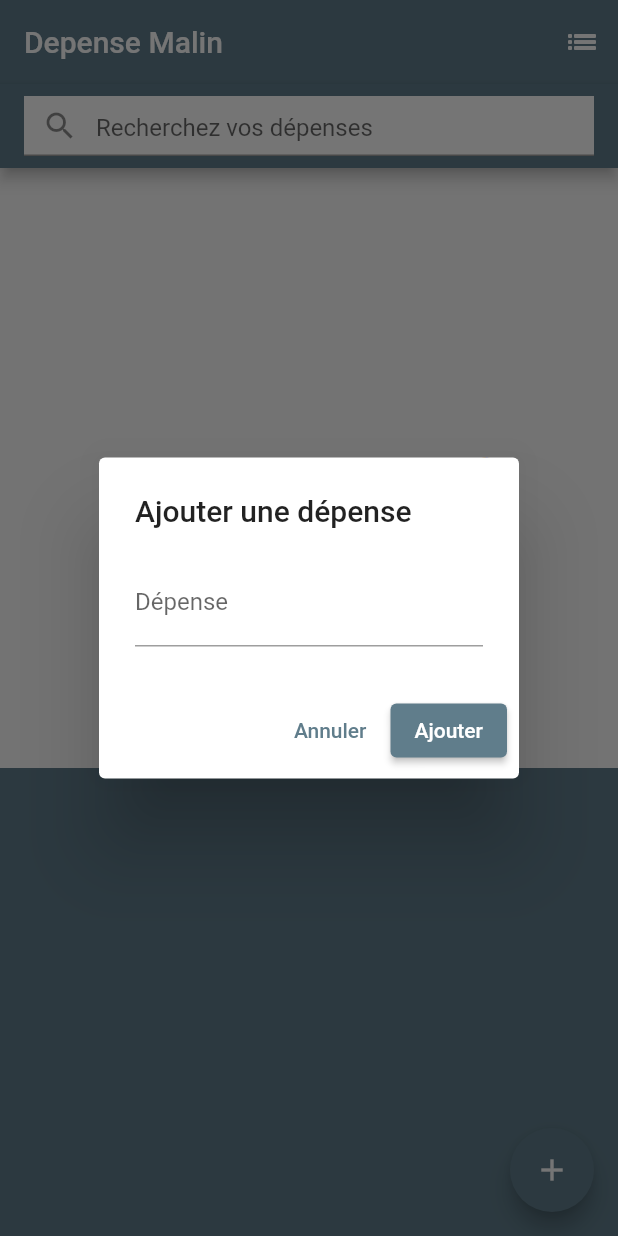
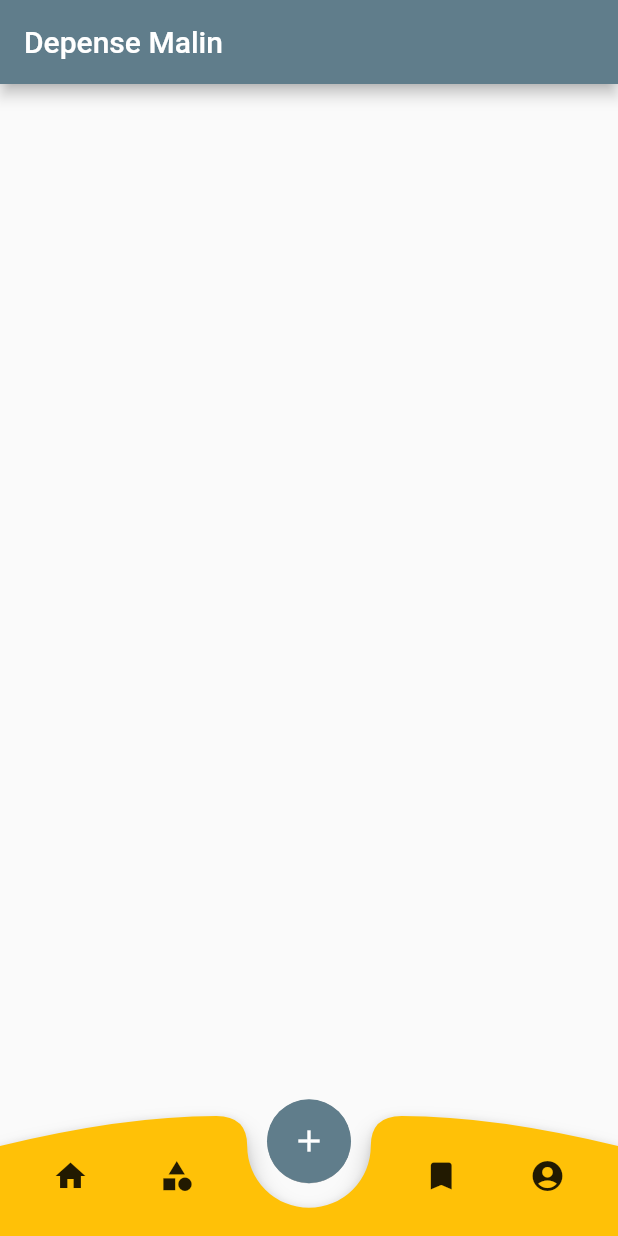
Before and after one commit to Sam-diom/Depense-malin, a Flutter app: the screen it shows after launch, after a tap on the "add" icon, on a phone screen of 412 x 824 dp. Run offline on Flutter 3.47's test engine with Material 2 defaults, Android fonts, the light colour scheme and no system bars.

Commit message:
modif du bottom bar

```diff
--- /dev/null
+++ b/lib/bottomNav_bar.dart
@@ -0,0 +1,100 @@
+import 'package:flutter/material.dart';
+
+class Bottom_Nav_Bar extends StatelessWidget {
+
+
+  const Bottom_Nav_Bar({super.key});
+
+  @override
+  Widget build(BuildContext context) {
+    final Size size = MediaQuery.of(context).size;
+    return
+    // Stack(
+    //        children: [
+    //         Positioned(
+    //           bottom: 0,
+    //           left: 0,
+                Column(
+                 children: [
+                  Spacer(),
+                   Container(
+                    width: size.width,
+                    height: 80,
+                    child: Stack(
+                      children: [
+                        CustomPaint(
+                          size: Size(size.width, 80),
+                          painter: BNBCustomePainter(),
+                        ),
+                        Center(
+                          heightFactor: 0.6,
+                          child: FloatingActionButton(
+                          //  shape: BeveledRectangleBorder(
+                          //   borderRadius: BorderRadius.zero
+                          //  ),
+                            onPressed: (){},
+                            backgroundColor: Theme.of(context).primaryColor,
+                            child: Icon(Icons.add),
+                            elevation: 0.1,
+                          ),
+                        ),
+                        Container(
+                          width: size.width,
+                          height: 80,
+                          // color: Colors.amber,
+                          child:  Row(
+                            mainAxisAlignment: MainAxisAlignment.spaceEvenly,
+                            children: [
+                              IconButton(onPressed: (){}, icon: Icon(Icons.home)),
+                              IconButton(onPressed: (){}, icon: Icon(Icons.category)),
+                              Container(width: size.width*.20,),
+                              IconButton(onPressed: (){}, icon: Icon(Icons.bookmark)),
+                              IconButton(onPressed: (){}, icon: Icon(Icons.account_circle)),
+                            ],
+                          ),
+                        )
+                      ],
+                    ),
+                ),
+                 ],
+               );
+        //     )
+        //   ],
+        // );
+  }
+}
+
+class BNBCustomePainter extends CustomPainter {
+  @override
+  void paint(Canvas canvas, Size size) {
+    Paint paint = Paint()
+      ..color = Colors.amber
+      ..style = PaintingStyle.fill;
+    Path path = Path()..moveTo(0, 20);
+    //  path.quadraticBezierTo(size.width * .60, 20, size.width * .35, 20);
+    //  path.quadraticBezierTo(size.width * .60, 20, size.width * .40, 20);
+    path.quadraticBezierTo(size.width * .20, 0, size.width * .35, 0);
+    path.quadraticBezierTo(size.width * .40, 0, size.width * .40, 20);
+     path.arcToPoint(Offset(size.width * .60, 20),
+    radius: Radius.circular(10.0), clockwise: false);
+    // path.arcToPoint(Offset(size.width * .10, 20),
+    //     radius: Radius.zero, clockwise: false);
+
+    path.quadraticBezierTo(size.width * .60, 0, size.width * .65, 0);
+    path.quadraticBezierTo(size.width * .80, 0, size.width , 20);
+    // path.quadraticBezierTo(size.width * .60, 20, size.width * .65, 20);
+    // path.quadraticBezierTo(size.width * .80, 20, size.width , 20);
+    path.lineTo(size.width, size.height);
+    path.lineTo(0, size.height);
+    path.close();
+
+    canvas.drawShadow(path, Colors.black, 5, true);
+
+    canvas.drawPath(path, paint);
+  }
+
+  @override
+  bool shouldRepaint(covariant CustomPainter oldDelegate) {
+    return false;
+  }
+}
--- a/lib/main.dart
+++ b/lib/main.dart
@@ -1,4 +1,5 @@
 // main.dart
+import 'package:depense_malin/bottomNav_bar.dart';
 import 'package:flutter/material.dart';
 
 void main() {
@@ -16,6 +17,16 @@ class MyApp extends StatelessWidget {
       title: 'Depense Malin',
       theme: ThemeData(
         primarySwatch: Colors.blueGrey,
+        // hintColor: Colors.amber,
+        // canvasColor: Color.fromRGBO(255, 254, 229, 1),
+        // textTheme: ThemeData.light().textTheme.copyWith(
+        //   bodyText1: TextStyle(
+        //     color: Color.fromRGBO(20, 51,51, 1)
+        //   ),
+        //   bodyText2: TextStyle(
+        //     color: Color.fromRGBO(20, 51,51, 1)
+        //   ),
+        // )
       ),
       home: const HomePage(),
     );
@@ -31,119 +42,34 @@ class HomePage extends StatefulWidget {
 
 class _HomePageState extends State<HomePage> {
   List<String> expenses = [];
-
-  void _addExpense() async {
-    final result = await showDialog(
-      context: context,
-      builder: (_) => AddExpenseDialog(),
-    );
-
-    if (result != null) {
-      setState(() {
-        expenses.add(result);
-      });
-    }
-  }
-
   @override
   Widget build(BuildContext context) {
     return Scaffold(
-      body: CustomScrollView(
-        slivers: [
-          SliverAppBar(
-            floating: true,
-            pinned: true,
-            snap: false,
-            centerTitle: false,
-            title: const Text('Depense Malin'),
-            actions: [
-              IconButton(
-                icon: const Icon(Icons.list_sharp),
-                onPressed: () {},
-              ),
-            ],
-            bottom: AppBar(
-              title: Container(
-                width: double.infinity,
-                height: 40,
-                color: Colors.white,
-                child: const Center(
-                  child: TextField(
-                    decoration: InputDecoration(
-                      hintText: 'Recherchez vos dépenses',
-                      prefixIcon: Icon(Icons.search),
-                      suffixIcon: null,
-                    ),
-                  ),
-                ),
-              ),
-            ),
-          ),
-          // Other Sliver Widgets
-          SliverList(
-            delegate: SliverChildListDelegate([
-              const SizedBox(
-                height: 400,
-                child: Center(
-                  child: Text(
-                    'Gérez vos dépenses comme un malin 🤣',
-                  ),
-                ),
-              ),
-              Container(
-                height: 1000,
-                color: Colors.blueGrey,
-              ),
-            ]),
-          ),
-        ],
+      appBar: AppBar(
+        title: Text('Depense Malin'),
       ),
-      floatingActionButton: FloatingActionButton(
-        onPressed: _addExpense,
-        child: Icon(Icons.add),
-      ),
+     body: Bottom_Nav_Bar(),
+    //  ListView.builder(
+    //               itemCount: 5,
+    //               itemBuilder: (BuildContext context, int index) {
+    //                 return
+    //                 //  InkWell(
+    //                 //   onTap: (){},
+    //                 //   splashColor: Theme.of(context).primaryColor,
+    //                 //   borderRadius: BorderRadius.circular(15),
+    //                   // child:
+    //                    Container(
+    //                     child: Text('Montext', style: Theme.of(context).textTheme.titleLarge,),
+    //                     decoration: BoxDecoration(
+    //                      borderRadius: BorderRadius.circular(15),
+    //                      color: Colors.black
+    //                       )
+    //                     );
+    //                 // );
+
+    //               }
+    //           ),
+
     );
   }
 }
-
-class AddExpenseDialog extends StatefulWidget {
-  @override
-  _AddExpenseDialogState createState() => _AddExpenseDialogState();
-}
-
-class _AddExpenseDialogState extends State<AddExpenseDialog> {
-  final TextEditingController _expenseController = TextEditingController();
-
-  @override
-  Widget build(BuildContext context) {
-    return AlertDialog(
-      title: Text('Ajouter une dépense'),
-      content: TextField(
-        controller: _expenseController,
-        decoration: InputDecoration(
-          labelText: 'Dépense',
-        ),
-      ),
-      actions: [
-        TextButton(
-          onPressed: () {
-            Navigator.of(context).pop();
-          },
-          child: Text('Annuler'),
-        ),
-        ElevatedButton(
-          onPressed: () {
-            final String expense = _expenseController.text;
-
-            if (expense.isNotEmpty) {
-              Navigator.of(context).pop(expense);
-            } else {
-              // Afficher une erreur ou une indication invalide
-            }
-          },
-          child: Text('Ajouter'),
-        ),
-      ],
-    );
-  }
-}
```
Also changed, not shown: lib/categorie-item.dart (added, +32 -0 lines), 1 other file.
